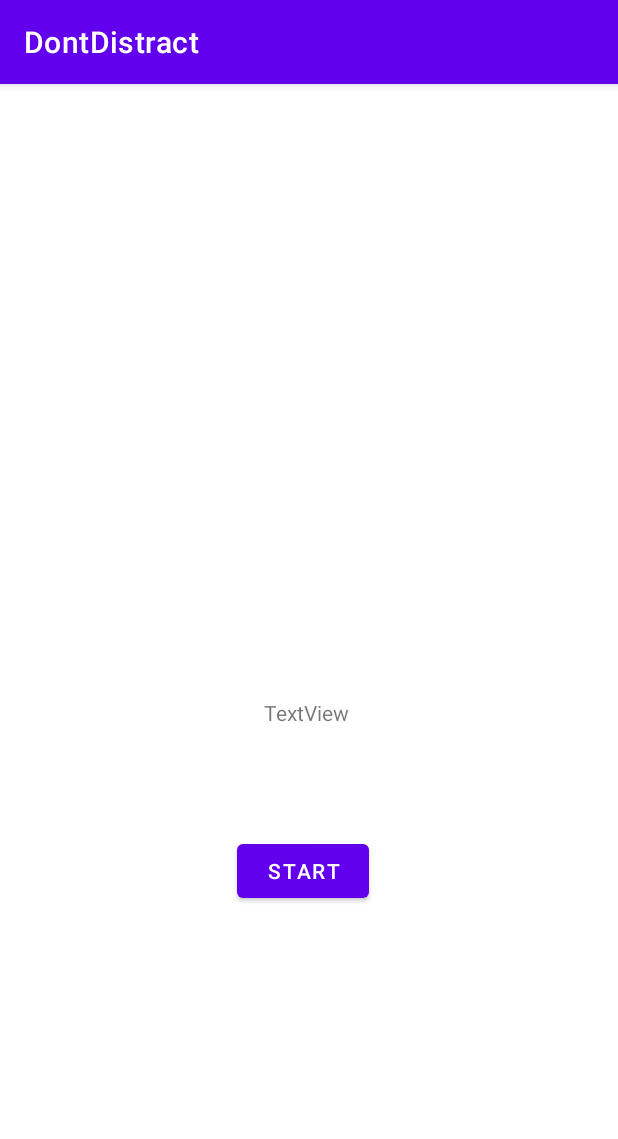
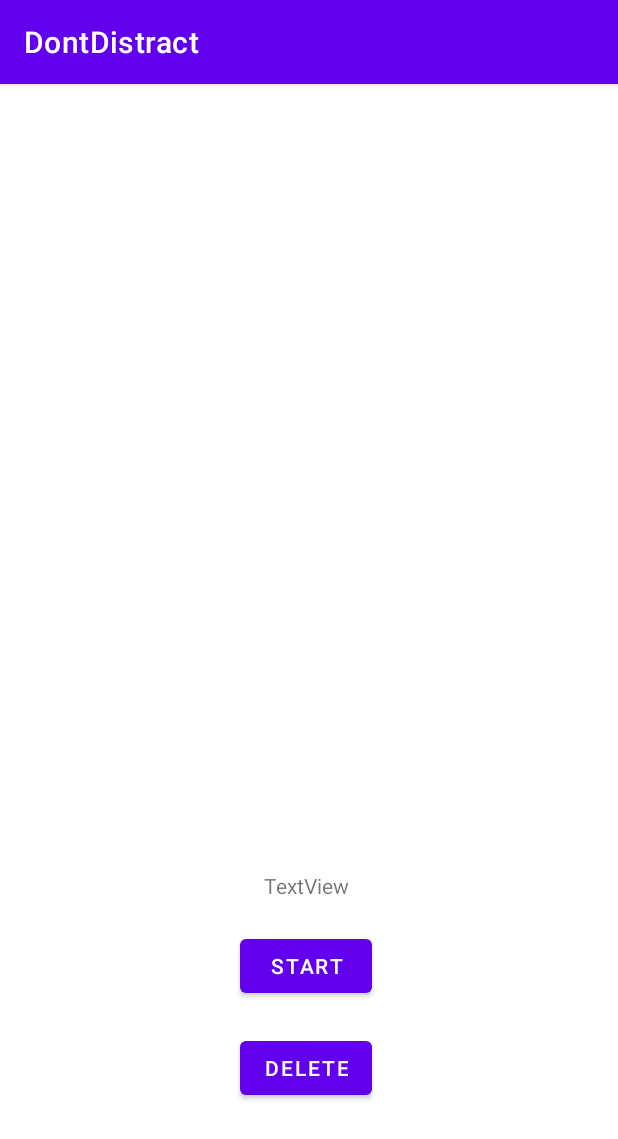
Before and after one commit to Rostin11/uek-dont-distract, an Android app: the WorkSessionActivity screen opened directly, with no data from a screen before it, on a phone screen of 412 x 824 dp. Shown: the top 1139 px of the screen. Run offline under Robolectric (Android 15) with nearby library versions, the phone set to English and light mode, and no system bars; 5 statements that could not run were skipped.

```diff
--- a/app/src/main/java/ch/ergon/rs/dontdistract/WorkSessionActivity.kt
+++ b/app/src/main/java/ch/ergon/rs/dontdistract/WorkSessionActivity.kt
@@ -1,26 +1,71 @@
 package ch.ergon.rs.dontdistract
 
+import android.content.ComponentName
+import android.content.Context
+import android.content.Intent
+import android.content.ServiceConnection
 import androidx.appcompat.app.AppCompatActivity
 import android.os.Bundle
 import android.os.CountDownTimer
+import android.os.IBinder
 import android.view.View
 import android.widget.Button
 import android.widget.TextView
 import ch.ergon.rs.dontdistract.model.SessionDate
+import ch.ergon.rs.dontdistract.service.HandleSessionsService
 
 class WorkSessionActivity : AppCompatActivity() {
     lateinit var countDownText: TextView;
     lateinit var countDownButton: Button;
+    lateinit var deleteButton: Button;
+    var listIndex: Int = -1
 
     lateinit var countDownTimer: CountDownTimer
     var milliSecondsLeft = 60000
     var timerRunning: Boolean = false
 
+    private lateinit var mService: HandleSessionsService
+    private var mBound: Boolean = false
+
+
+    private val connection = object : ServiceConnection {
+
+        override fun onServiceConnected(className: ComponentName, service: IBinder) {
+            val binder = service as HandleSessionsService.LocalBinder
+            mService = binder.getService()
+            mBound = true
+            deleteButton.setOnClickListener(object : View.OnClickListener {
+                override fun onClick(v: View?) {
+                    mService.deleteSessionByListIndex(listIndex)
+                    var intent = Intent(this@WorkSessionActivity, MainActivity::class.java)
+                    startActivity(intent)
+                }
+            })
+        }
+
+        override fun onServiceDisconnected(arg0: ComponentName) {
+            mBound = false
+        }
+    }
+
+    override fun onStart() {
+        super.onStart()
+        Intent(this, HandleSessionsService::class.java).also { intent ->
+            bindService(intent, connection, Context.BIND_AUTO_CREATE)
+        }
+    }
+
+    override fun onStop() {
+        super.onStop()
+        unbindService(connection)
+        mBound = false
+    }
+
     override fun onCreate(savedInstanceState: Bundle?) {
         super.onCreate(savedInstanceState)
         setContentView(R.layout.activity_work_session)
 
-        val listIndex = intent.extras?.get(MainActivity.LIST_INDEX).toString().toInt()
+        listIndex = intent.extras?.get(MainActivity.LIST_INDEX).toString().toInt()
         val sessionName = intent.extras?.get(MainActivity.NAME).toString()
         val remainingMinutes = intent.extras?.get(MainActivity.REMAINING_SECONDS).toString().toInt()
         val endDate = intent.extras?.get(MainActivity.END_DATE) as SessionDate
@@ -29,6 +74,9 @@ class WorkSessionActivity : AppCompatActivity() {
 
         countDownText = findViewById(R.id.countDownTextView)
         countDownButton = findViewById(R.id.countDownButton)
+        deleteButton = findViewById(R.id.deleteButton)
+
+
 
     }
 
--- a/app/src/main/res/layout/activity_create_session.xml
+++ b/app/src/main/res/layout/activity_create_session.xml
@@ -80,7 +80,7 @@
         android:layout_width="wrap_content"
         android:layout_height="wrap_content"
         android:layout_marginStart="50dp"
-        android:text="Zu erledigem bis:"
+        android:text="Zu erledigen bis:"
         android:textSize="20sp"
         app:layout_constraintBottom_toTopOf="@+id/dateView"
         app:layout_constraintStart_toStartOf="parent" />
--- a/app/src/main/res/layout/activity_work_session.xml
+++ b/app/src/main/res/layout/activity_work_session.xml
@@ -11,20 +11,31 @@
         android:layout_width="wrap_content"
         android:layout_height="wrap_content"
         android:layout_marginStart="176dp"
-        android:layout_marginTop="409dp"
+        android:layout_marginBottom="20dp"
         android:text="TextView"
-        app:layout_constraintStart_toStartOf="parent"
-        app:layout_constraintTop_toTopOf="parent" />
+        app:layout_constraintBottom_toTopOf="@+id/countDownButton"
+        app:layout_constraintStart_toStartOf="parent" />
 
     <Button
         android:id="@+id/countDownButton"
         android:layout_width="wrap_content"
         android:layout_height="wrap_content"
-        android:layout_marginStart="158dp"
-        android:layout_marginTop="72dp"
+        android:layout_marginStart="160dp"
+        android:layout_marginBottom="20dp"
         android:onClick="startStop"
         android:text="START"
-        app:layout_constraintStart_toStartOf="parent"
-        app:layout_constraintTop_toBottomOf="@+id/countDownTextView" />
+        app:layout_constraintBottom_toTopOf="@+id/deleteButton"
+        app:layout_constraintStart_toStartOf="parent" />
+
+    <Button
+        android:id="@+id/deleteButton"
+        android:layout_width="wrap_content"
+        android:layout_height="wrap_content"
+        android:layout_marginStart="160dp"
+        android:layout_marginBottom="88dp"
+        android:onClick="startStop"
+        android:text="DELETE"
+        app:layout_constraintBottom_toBottomOf="parent"
+        app:layout_constraintStart_toStartOf="parent" />
 
 </androidx.constraintlayout.widget.ConstraintLayout>
```
Also changed, not shown: app/src/main/java/ch/ergon/rs/dontdistract/CreateSessionActivity.kt (+22 -12 lines), app/src/main/java/ch/ergon/rs/dontdistract/MainActivity.kt (+1 -9 lines), app/src/main/java/ch/ergon/rs/dontdistract/service/HandleSessionsService.kt (+14 -2 lines).
